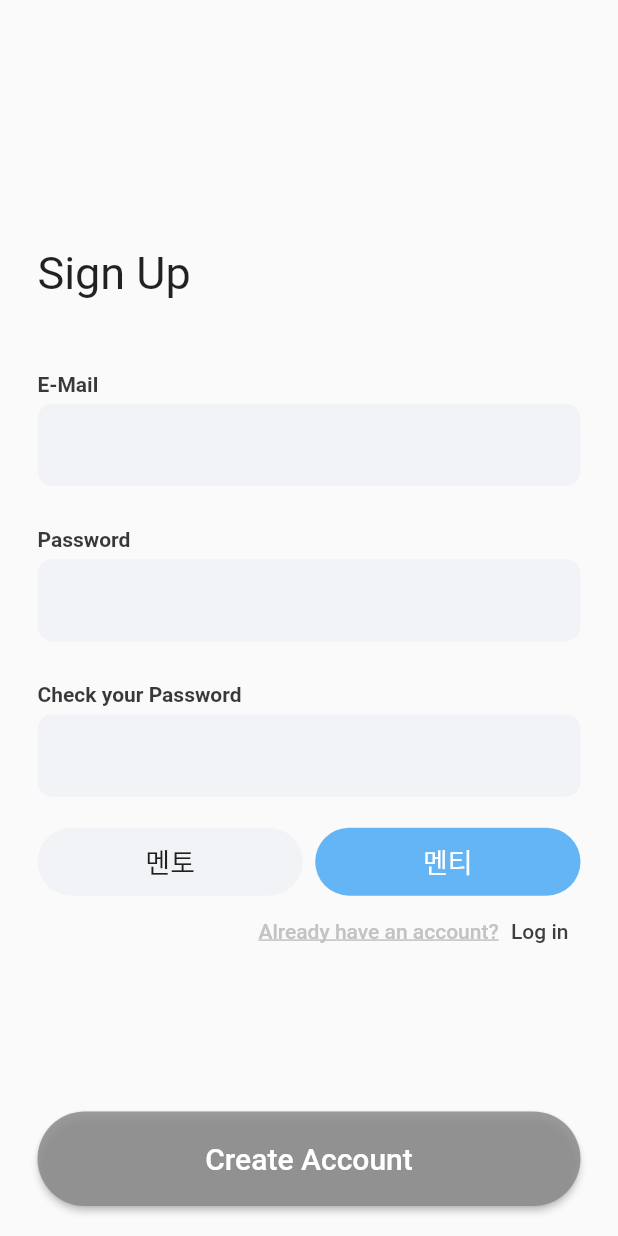
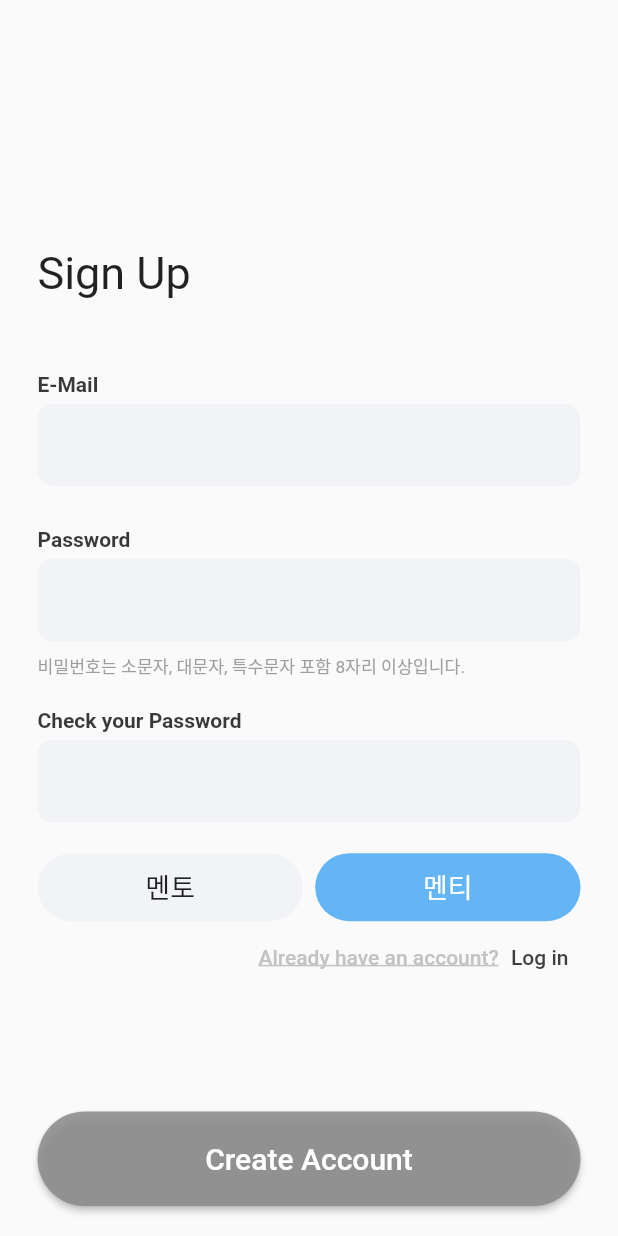
Before and after one commit to PoomAt-E/hobby-mate, a Flutter app: the SignupScreen screen opened directly, on a phone screen of 412 x 824 dp. Run offline on Flutter 3.47's test engine with Material 2 defaults, Android fonts, the phone set to English and light mode, and no system bars; our stand-ins replace chat_bubbles, chewie, cloud_firestore, dio, file_picker, firebase_core and 7 more; accounts and stored records are empty.

Commit message:
feat: 비밀번호 설정 안내 추가

```diff
--- a/lib/screen/sign/signup_screen.dart
+++ b/lib/screen/sign/signup_screen.dart
@@ -103,6 +103,13 @@ class SignupScreenState extends ConsumerState<SignupScreen> {
                       title: 'Password',
                       textEditingController: textEditingControllerForPw,
                     ),
+                    Container(
+                      alignment: Alignment.topLeft,
+                      child: const Text('비밀번호는 소문자, 대문자, 특수문자 포함 8자리 이상입니다.',
+                        style: TextStyle(
+                            color: Colors.grey,
+                            fontSize: 11.5,
+                            fontWeight: FontWeight.w400)),),
                     SizedBox(
                         height: MediaQuery.of(context).size.height * 0.015),
                     CustomInputField(
@@ -113,7 +120,7 @@ class SignupScreenState extends ConsumerState<SignupScreen> {
                     ),
                     SizedBox(
                         height: MediaQuery.of(context).size.height * 0.015),
-                    RoleWidget(),
+                    const RoleWidget(),
                     const _PopLoginPage(),
                   ],
                 ),
```
